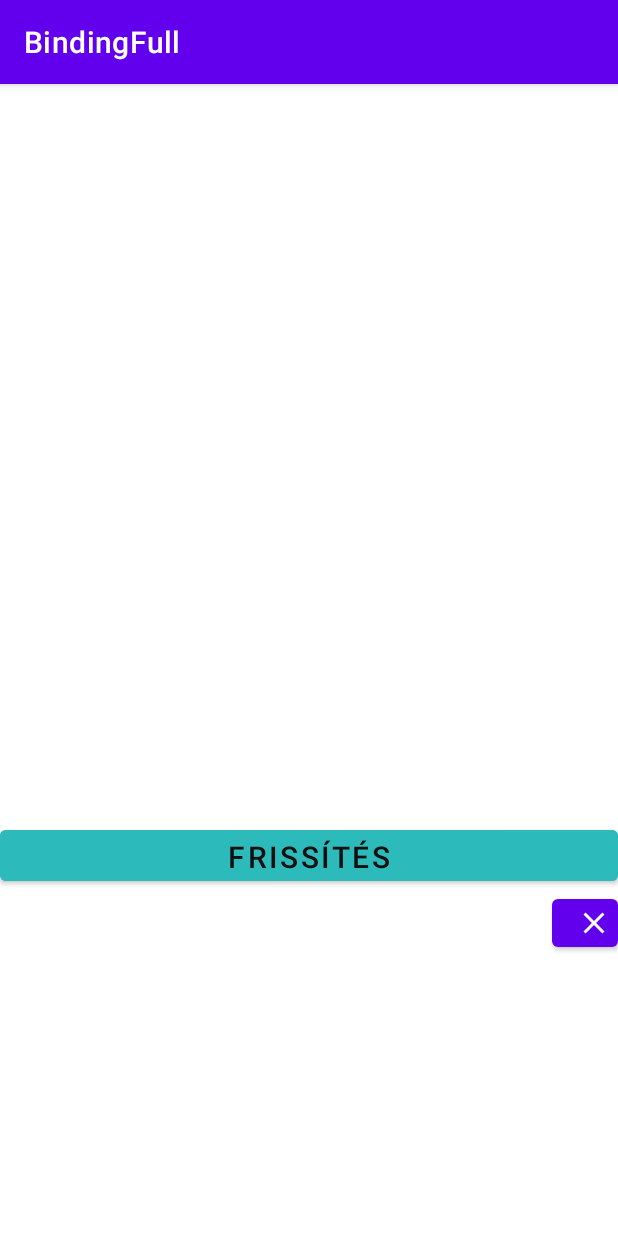
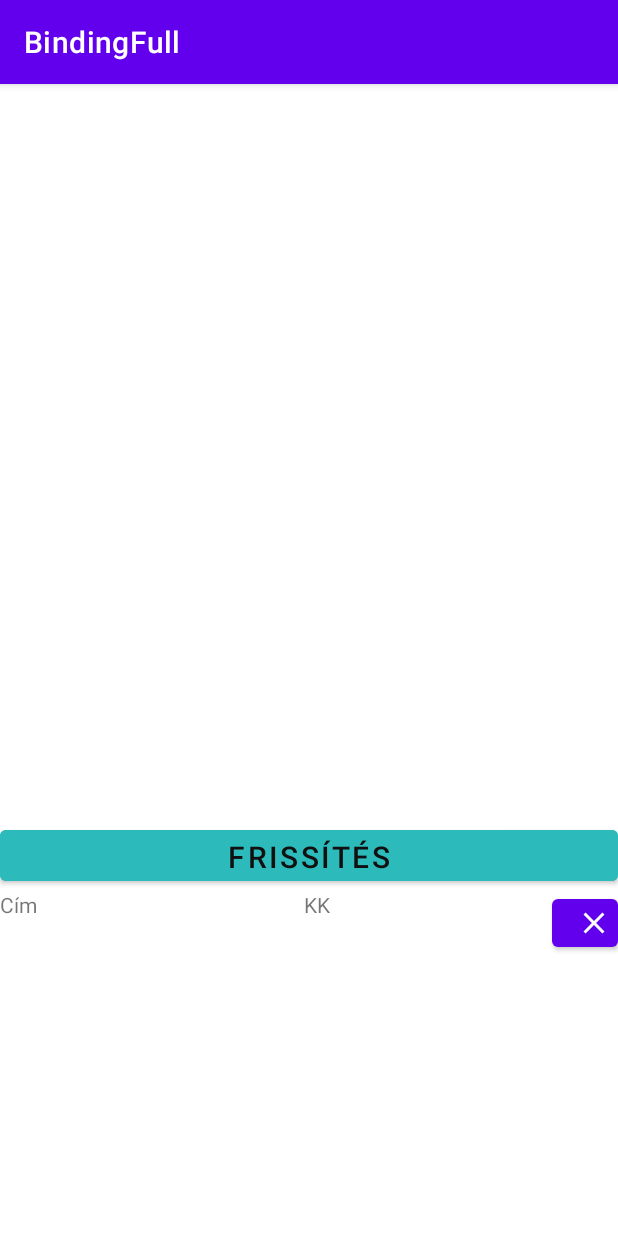
Before and after one commit to Erdodif/BindingFull, an Android app: the screen it shows after launch (MainActivity), on a phone screen of 412 x 824 dp. Run offline under Robolectric (Android 15) with nearby library versions, the phone set to English and light mode, and no system bars.

Commit message:
megjelenés formázása

```diff
--- a/app/src/main/res/layout/activity_main.xml
+++ b/app/src/main/res/layout/activity_main.xml
@@ -44,7 +44,33 @@
             app:icon="@drawable/ic_baseline_clear_24"
             android:gravity="center"
             app:layout_constraintBaseline_toBottomOf="parent"
-            app:layout_constraintRight_toRightOf="parent"/>
+            app:layout_constraintRight_toRightOf="parent"
+            android:id="@+id/buttonClose"/>
+
+        <androidx.constraintlayout.widget.Barrier
+            android:layout_width="0dp"
+            android:layout_height="0dp"
+            app:barrierDirection="start"
+            app:constraint_referenced_ids="filmCim"
+            />
+        <androidx.appcompat.widget.AppCompatTextView
+            android:layout_width="wrap_content"
+            android:layout_height="wrap_content"
+            android:id="@+id/filmCimLabel"
+            app:layout_constraintTop_toTopOf="parent"
+            app:layout_constraintLeft_toLeftOf="parent"
+            android:text="Cím"
+            style="@style/BooringTextView"/>
+
+        <androidx.appcompat.widget.AppCompatTextView
+            android:layout_width="wrap_content"
+            android:layout_height="wrap_content"
+            android:id="@+id/filmCim"
+            android:layout_marginLeft="10dp"
+            app:layout_constraintLeft_toLeftOf="parent"
+            app:layout_constraintRight_toRightOf="parent"
+            android:text="KK"
+            app:layout_constraintTop_toTopOf="@id/filmCimLabel"/>
 
     </androidx.constraintlayout.widget.ConstraintLayout>
 
--- a/app/src/main/res/values/themes.xml
+++ b/app/src/main/res/values/themes.xml
@@ -13,4 +13,7 @@
         <item name="android:statusBarColor" tools:targetApi="l">?attr/colorPrimaryVariant</item>
         <!-- Customize your theme here. -->
     </style>
+    <style name="BooringTextView" parent="Widget.AppCompat.TextView">
+        <item name="android:labelTextSize">20sp</item>
+    </style>
 </resources>
```
